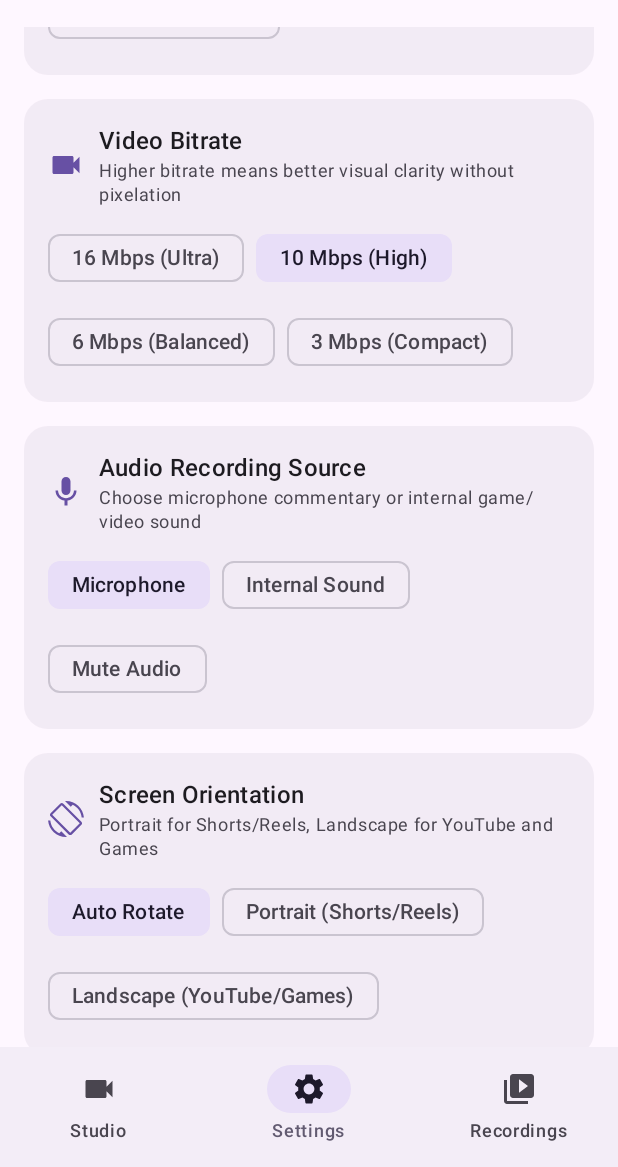
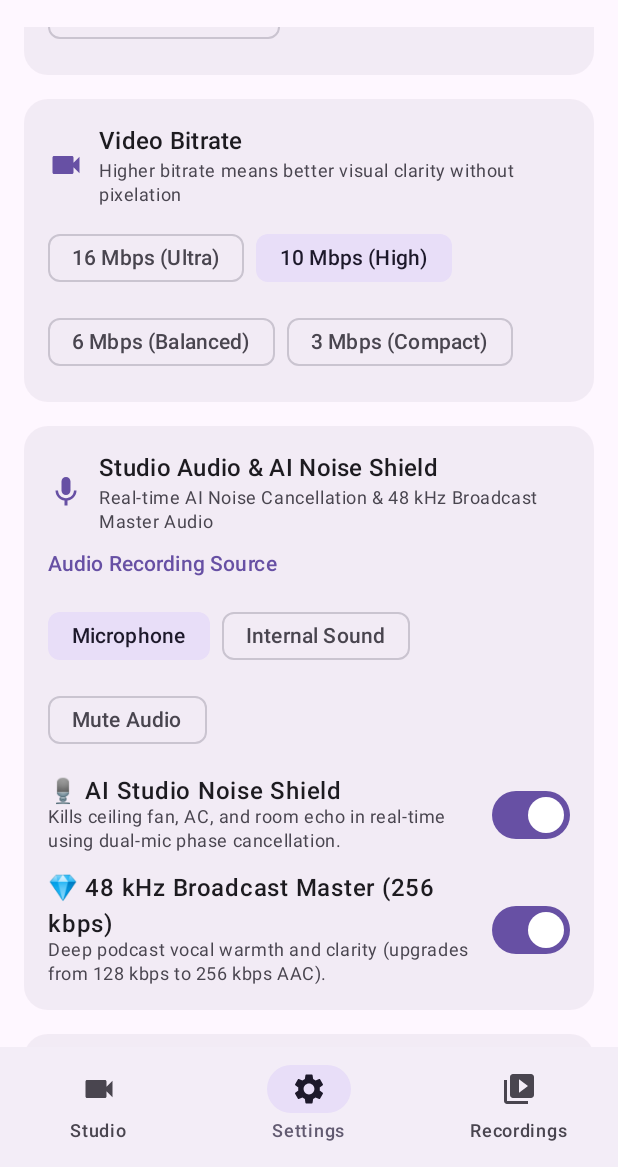
Before and after one commit to prince-dev777/snap-loom, an Android app built with Jetpack Compose: the screen it shows after launch (MainActivity), item 2 of the bottom bar chosen, scrolled down 476 dp, on a phone screen of 412 x 824 dp, the part 69-1236 px from its top. Run offline under Robolectric (Android 15) with nearby library versions, the phone set to English and light mode, and no system bars.

Commit message:
feat: integrate AI Studio Noise Shield and 48 kHz Ultra HD Audio (v1.5.0)

```diff
--- a/app/build.gradle.kts
+++ b/app/build.gradle.kts
@@ -11,8 +11,8 @@ android {
     applicationId = "com.reactionstudio.screenrecorder"
     minSdk = 26
     targetSdk = 36
-    versionCode = 6
-    versionName = "1.4.1"
+    versionCode = 7
+    versionName = "1.5.0"
   }
 
   buildTypes {
--- a/app/src/main/kotlin/com/reactionstudio/screenrecorder/data/PreferencesManager.kt
+++ b/app/src/main/kotlin/com/reactionstudio/screenrecorder/data/PreferencesManager.kt
@@ -61,6 +61,9 @@ class PreferencesManager(context: Context) {
         val countName = prefs.getString(KEY_COUNTDOWN, CountdownOption.THREE_SEC.name) ?: CountdownOption.THREE_SEC.name
         val countdown = runCatching { CountdownOption.valueOf(countName) }.getOrDefault(CountdownOption.THREE_SEC)
 
+        val noiseShield = prefs.getBoolean(KEY_ENABLE_NOISE_SHIELD, true)
+        val studioHdAudio = prefs.getBoolean(KEY_ENABLE_STUDIO_HD_AUDIO, true)
+
         return RecordingConfig(
             resolution = resolution,
             fps = fps,
@@ -75,7 +78,9 @@ class PreferencesManager(context: Context) {
             facecamBorderColor = facecamBorderColor,
             cameraLens = cameraLens,
             showFloatingControls = showControls,
-            countdown = countdown
+            countdown = countdown,
+            enableNoiseShield = noiseShield,
+            enableStudioHdAudio = studioHdAudio
         )
     }
 
@@ -95,6 +100,8 @@ class PreferencesManager(context: Context) {
             putString(KEY_CAMERA_LENS, newConfig.cameraLens.name)
             putBoolean(KEY_SHOW_FLOATING_CONTROLS, newConfig.showFloatingControls)
             putString(KEY_COUNTDOWN, newConfig.countdown.name)
+            putBoolean(KEY_ENABLE_NOISE_SHIELD, newConfig.enableNoiseShield)
+            putBoolean(KEY_ENABLE_STUDIO_HD_AUDIO, newConfig.enableStudioHdAudio)
             apply()
         }
         _configFlow.value = newConfig
@@ -141,6 +148,8 @@ class PreferencesManager(context: Context) {
         private const val KEY_CAMERA_LENS = "pref_camera_lens"
         private const val KEY_SHOW_FLOATING_CONTROLS = "pref_show_floating_controls"
         private const val KEY_COUNTDOWN = "pref_countdown"
+        private const val KEY_ENABLE_NOISE_SHIELD = "pref_enable_noise_shield"
+        private const val KEY_ENABLE_STUDIO_HD_AUDIO = "pref_enable_studio_hd_audio"
 
         @Volatile
         private var INSTANCE: PreferencesManager? = null
--- a/app/src/main/kotlin/com/reactionstudio/screenrecorder/model/RecordingConfig.kt
+++ b/app/src/main/kotlin/com/reactionstudio/screenrecorder/model/RecordingConfig.kt
@@ -76,5 +76,7 @@ data class RecordingConfig(
     val facecamBorderColor: FacecamBorderColor = FacecamBorderColor.RED,
     val cameraLens: CameraLens = CameraLens.FRONT,
     val showFloatingControls: Boolean = true,
-    val countdown: CountdownOption = CountdownOption.THREE_SEC
+    val countdown: CountdownOption = CountdownOption.THREE_SEC,
+    val enableNoiseShield: Boolean = true,
+    val enableStudioHdAudio: Boolean = true
 )
--- a/app/src/main/kotlin/com/reactionstudio/screenrecorder/ui/SettingsScreen.kt
+++ b/app/src/main/kotlin/com/reactionstudio/screenrecorder/ui/SettingsScreen.kt
@@ -169,13 +169,18 @@ fun SettingsScreen(viewModel: MainScreenViewModel) {
             }
         }
 
-        // Audio Section
+        // Studio Audio & Noise Shield Section
         SettingsCard(
-            title = "Audio Recording Source",
+            title = "Studio Audio & AI Noise Shield",
             icon = Icons.Default.Mic,
-            subtitle = "Choose microphone commentary or internal game/video sound"
+            subtitle = "Real-time AI Noise Cancellation & 48 kHz Broadcast Master Audio"
         ) {
-            Column(verticalArrangement = Arrangement.spacedBy(10.dp)) {
+            Column(verticalArrangement = Arrangement.spacedBy(14.dp)) {
+                Text(
+                    text = "Audio Recording Source",
+                    style = MaterialTheme.typography.labelLarge,
+                    color = MaterialTheme.colorScheme.primary
+                )
                 FlowRow(
                     horizontalArrangement = Arrangement.spacedBy(8.dp),
                     verticalArrangement = Arrangement.spacedBy(8.dp)
@@ -185,6 +190,56 @@ fun SettingsScreen(viewModel: MainScreenViewModel) {
                             selected = config.audioMode == mode,
                             onClick = { viewModel.updateAudioMode(mode) },
                             label = { Text(mode.displayName) }
+                        )
+                    }
+                }
+
+                if (config.audioMode != AudioSourceMode.MUTE) {
+                    // AI Studio Noise Shield Switch
+                    Row(
+                        modifier = Modifier.fillMaxWidth(),
+                        horizontalArrangement = Arrangement.SpaceBetween,
+                        verticalAlignment = Alignment.CenterVertically
+                    ) {
+                        Column(modifier = Modifier.weight(1f).padding(end = 12.dp)) {
+                            Text(
+                                text = "🎙️ AI Studio Noise Shield",
+                                style = MaterialTheme.typography.bodyLarge,
+                                fontWeight = FontWeight.SemiBold
+                            )
+                            Text(
+                                text = "Kills ceiling fan, AC, and room echo in real-time using dual-mic phase cancellation.",
+                                style = MaterialTheme.typography.bodySmall,
+                                color = MaterialTheme.colorScheme.onSurfaceVariant
+                            )
+                        }
+                        Switch(
+                            checked = config.enableNoiseShield,
+                            onCheckedChange = { viewModel.updateNoiseShield(it) }
+                        )
+                    }
+
+                    // Studio 48kHz HD Audio Switch
+                    Row(
+                        modifier = Modifier.fillMaxWidth(),
+                        horizontalArrangement = Arrangement.SpaceBetween,
+                        verticalAlignment = Alignment.CenterVertically
+                    ) {
+                        Column(modifier = Modifier.weight(1f).padding(end = 12.dp)) {
+                            Text(
+                                text = "💎 48 kHz Broadcast Master (256 kbps)",
+                                style = MaterialTheme.typography.bodyLarge,
+                                fontWeight = FontWeight.SemiBold
+                            )
+                            Text(
+                                text = "Deep podcast vocal warmth and clarity (upgrades from 128 kbps to 256 kbps AAC).",
+                                style = MaterialTheme.typography.bodySmall,
+                                color = MaterialTheme.colorScheme.onSurfaceVariant
+                            )
+                        }
+                        Switch(
+                            checked = config.enableStudioHdAudio,
+                            onCheckedChange = { viewModel.updateStudioHdAudio(it) }
                         )
                     }
                 }
```
Also changed, not shown: app/src/main/kotlin/com/reactionstudio/screenrecorder/service/ScreenRecordService.kt (+23 -8 lines), app/src/main/kotlin/com/reactionstudio/screenrecorder/ui/main/MainScreenViewModel.kt (+8 -0 lines).
